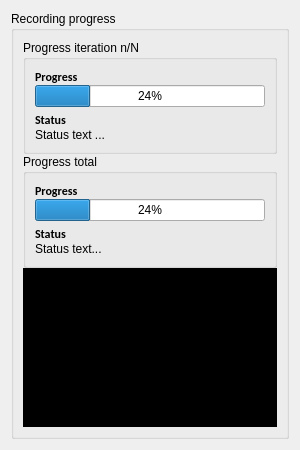
The window that source/focus_finder/gui/focus_curve_recorder_progress_details_panel.ui (carsten0x51h/focus_finder) describes before a commit, drawn with Qt 5.
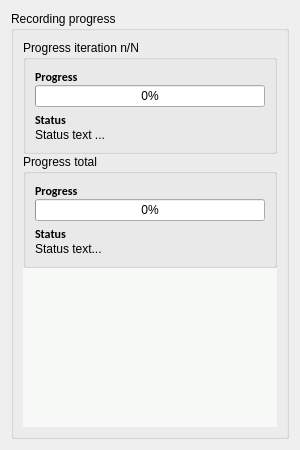
The same window after the commit.

Commit message: Added focus curve recorder detail panels.

Patch:
```diff
--- a/source/focus_finder/gui/focus_curve_recorder_progress_details_panel.ui
+++ b/source/focus_finder/gui/focus_curve_recorder_progress_details_panel.ui
@@ -103,7 +103,7 @@
                <item row="1" column="0">
                 <widget class="QProgressBar" name="progressBar_2">
                  <property name="value">
-                  <number>24</number>
+                  <number>0</number>
                  </property>
                 </widget>
                </item>
@@ -115,10 +115,13 @@
           <item row="2" column="0">
            <widget class="QLabel" name="label_7">
             <property name="styleSheet">
-             <string notr="true">background-color: black;</string>
+             <string notr="true">background-color: #f6f9f6;</string>
             </property>
             <property name="text">
-             <string>Animation</string>
+             <string/>
+            </property>
+            <property name="alignment">
+             <set>Qt::AlignCenter</set>
             </property>
            </widget>
           </item>
@@ -143,7 +146,7 @@
                <item row="1" column="0">
                 <widget class="QProgressBar" name="progressBar">
                  <property name="value">
-                  <number>24</number>
+                  <number>0</number>
                  </property>
                 </widget>
                </item>
```
Left out of the diff: 16 changed lines with no effect on the pictures. The commit also changes 24 other files.
